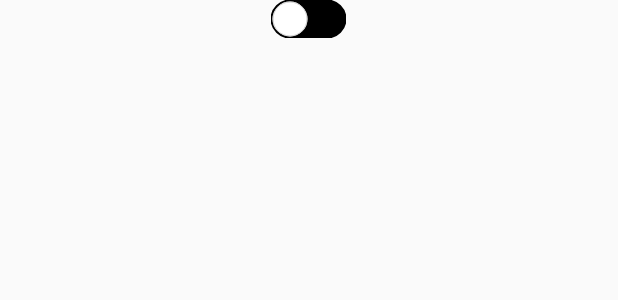
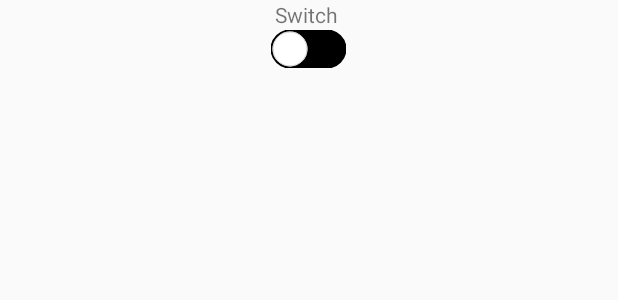
Before and after one commit to karmawusy/WaterProject, an Android app: the layout view_switch_layout.xml on its own in the app's theme, with its tools: preview values and no code run, on a phone screen of 412 x 824 dp. Shown: the top 300 px of the screen. Run offline under Robolectric (Android 15) with nearby library versions, the phone set to English and light mode, and no system bars.

Commit message:
添加了開關的頂部文字

```diff
--- a/app/src/main/java/cn/wsy/water/utils/ViewShowProvider.java
+++ b/app/src/main/java/cn/wsy/water/utils/ViewShowProvider.java
@@ -134,7 +134,7 @@ public class ViewShowProvider {
                 // 发送消息
                 handle.sendMessage(message);
                 try {
-                    Thread.sleep(100);
+                    Thread.sleep(600);
                 } catch (InterruptedException e) {
                     Thread.currentThread().interrupt();
                 }
@@ -150,7 +150,7 @@ public class ViewShowProvider {
                 // 发送消息
                 handle2.sendMessage(message);
                 try {
-                    Thread.sleep(100);
+                    Thread.sleep(600);
                 } catch (InterruptedException e) {
                     Thread.currentThread().interrupt();
                 }
--- a/app/src/main/res/layout/view_switch_layout.xml
+++ b/app/src/main/res/layout/view_switch_layout.xml
@@ -4,6 +4,11 @@
               android:layout_height="match_parent"
               xmlns:app="http://schemas.android.com/apk/res-auto"
               android:orientation="vertical">
+    <TextView
+        android:layout_width="45dp"
+        android:layout_height="20dp"
+        android:layout_gravity="center"
+        android:text="Switch"/>
     <cn.wsy.water.views.IOSSwitchView
         android:id="@+id/switch_view"
         android:layout_width="50dp"
```
Also changed, not shown: app/src/main/java/cn/wsy/water/views/OutputView.java (+15 -10 lines).
